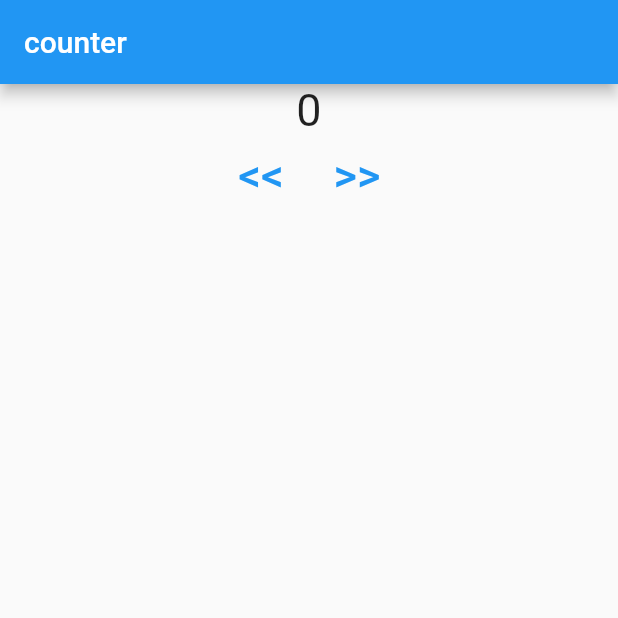
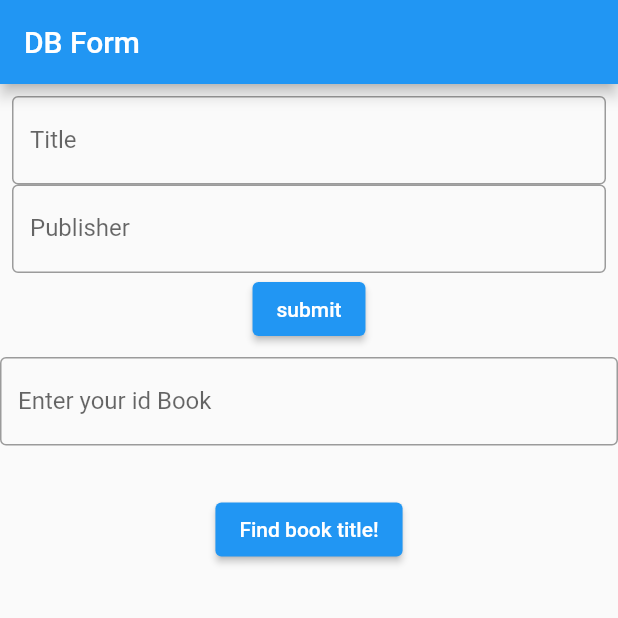
Before and after one commit to Ichsand/flutter, a Flutter app: the screen it shows after launch, on a phone screen of 412 x 824 dp, the top half of it. Run offline on Flutter 3.47's test engine with Material 2 defaults, Android fonts, the phone set to English and light mode, and no system bars; our stand-ins replace sqflite; accounts and stored records are empty.

```diff
--- /dev/null
+++ b/lib/dao/book_dao.dart
@@ -0,0 +1,4 @@
+abstract class BookDAO {
+  static const String TABLE_NAME  = 'Book';
+  static const String CREATE_TABLE = 'CREATE TABLE ${TABLE_NAME} (id INTEGER PRIMARY KEY, title TEXT, publisher TEXT)';
+}
--- a/lib/main.dart
+++ b/lib/main.dart
@@ -1,5 +1,5 @@
 import 'package:flutter/material.dart';
-import 'package:providder/counter/counter.dart';
+import 'package:providder/screen/book_screen.dart';
 
 void main() {
   runApp(MyApp());
@@ -15,7 +15,7 @@ class MyApp extends StatelessWidget {
         primarySwatch: Colors.blue,
       ),
       routes: {
-        '/': (context) => CounterScreen()
+        '/': (context) => BookScreen()
       },
     );
   }
--- /dev/null
+++ b/lib/model/book.dart
@@ -0,0 +1,11 @@
+class Book {
+  int? id;
+  String title;
+  String publisher;
+  Book({this.id,required this.title,required this.publisher,});
+
+  Book.fromMap(Map<String, dynamic> map) :
+  id = map['id'],
+  title = map['title'],
+  publisher = map['publisher'];
+}
--- /dev/null
+++ b/lib/repository/book_repository.dart
@@ -0,0 +1,24 @@
+import 'package:providder/dao/book_dao.dart';
+import 'package:providder/db/db_helper.dart';
+import 'package:providder/model/book.dart';
+
+class BookRepository{
+  final DBHelper _dbHelp = DBHelper.INSTANCE;
+
+  addBook(Book book)async{
+    _dbHelp.insert(BookDAO.TABLE_NAME, {
+      'title': book.title,
+      'publisher': book.publisher
+    });
+  }
+
+  Future<Book?> getBookById(String title)async{
+    final List<dynamic> result = await _dbHelp
+    .select(BookDAO.TABLE_NAME, 'id = ?', [title]);
+    if(result != null){
+      return Book.fromMap(result.first);
+    }else{
+      return null;
+    }
+  }
+}
--- /dev/null
+++ b/lib/screen/book_screen.dart
@@ -0,0 +1,106 @@
+import 'package:flutter/material.dart';
+import 'package:providder/model/book.dart';
+import 'package:providder/repository/book_repository.dart';
+import 'package:providder/view_model/view_model.dart';
+import 'package:provider/provider.dart';
+
+class BookScreen extends StatefulWidget {
+  const BookScreen({Key? key}) : super(key: key);
+
+  @override
+  _BookScreenState createState() => _BookScreenState();
+}
+
+class _BookScreenState extends State<BookScreen> {
+BookRepository _bookRepo = BookRepository();
+TextEditingController bookTitle = new TextEditingController();
+TextEditingController bookPublisher = new TextEditingController();
+TextEditingController bookId = new TextEditingController();
+final GlobalKey<FormState> _fK = GlobalKey<FormState>();
+Book? book;
+getBook(String id) async{
+  final gotBook = await _bookRepo.getBookById(id);
+  setState((){
+    book = gotBook;
+  });
+}
+
+  @override
+  Widget build(BuildContext context) {
+    // _bookRepo.addBook(Book(title:'harry', publisher: 'Erlangga'));
+    return SafeArea(
+      child: Scaffold(
+        appBar: AppBar(title: Text('DB Form'),),
+        body: Container(
+          child: Column(
+            children: [
+              Padding(
+                padding: const EdgeInsets.all(8.0),
+                child: Form(
+                  key: _fK,
+                  child: Column(
+                    children: [
+                      TextFormField(
+                        decoration: InputDecoration(border: OutlineInputBorder() , labelText: 'Title'),
+                       controller: bookTitle,
+                       validator: (String? value){
+                         if(value == null || value.isEmpty){
+                           return 'Title of book must be required';
+                         }
+                         return null;
+                       },
+                      ),
+                      TextFormField(
+                        decoration: InputDecoration(border: OutlineInputBorder() , labelText: 'Publisher'),
+                       controller: bookPublisher,
+                       validator: (String? value){
+                         if(value == null || value.isEmpty){
+                           return 'Publisher must be identified';
+                         }
+                         return null;
+                       },
+                      ),
+                      ElevatedButton(onPressed: (){
+                        if(_fK.currentState!.validate()){
+                            setState(() {
+                            _bookRepo.addBook(new Book(title: bookTitle.text, publisher: bookPublisher.text));
+                            });
+                          }
+                        }, child: const Text('submit')),
+                    ],
+                  )),),
+                  TextFormField(
+                        decoration: InputDecoration(border: OutlineInputBorder() , labelText: 'Enter your id Book'),
+                       controller: bookId,
+                       validator: (String? value){
+                         if(value == null || value.isEmpty){
+                           return "Where's your ID??";
+                         }
+                         return null;
+                       },
+                      ),
+                  ChangeNotifierProvider(
+                    create: (context) => ViewModel(),
+                    builder: (context,child){
+                      return Column(
+                        children: [
+                  Text(
+                    context.watch<ViewModel>().book?.title??''
+                    ),
+                  Text(
+                     context.watch<ViewModel>().book?.publisher??''
+                     ),
+                  ElevatedButton(onPressed: (){
+                    context.read<ViewModel>().getBookById(bookId.text);
+                  }, child: Text('Find book title!'),)
+                        ]
+                      );
+                    }
+                  )
+            ],
+          ),
+        )
+      )
+    );
+  }
+}
--- /dev/null
+++ b/lib/view_model/view_model.dart
@@ -0,0 +1,18 @@
+import 'package:flutter/cupertino.dart';
+import 'package:providder/model/book.dart';
+import 'package:providder/repository/book_repository.dart';
+
+class ViewModel with ChangeNotifier{
+  Book? _book;
+  Book? get book{
+    return _book;
+  }
+
+  BookRepository _bookRepo = BookRepository();
+
+  getBookById(String id)async{
+    final newBook = await _bookRepo.getBookById(id);
+    _book = newBook;
+    notifyListeners();
+  }
+}
```
Also changed, not shown: lib/db/db_helper.dart (added, +46 -0 lines).
